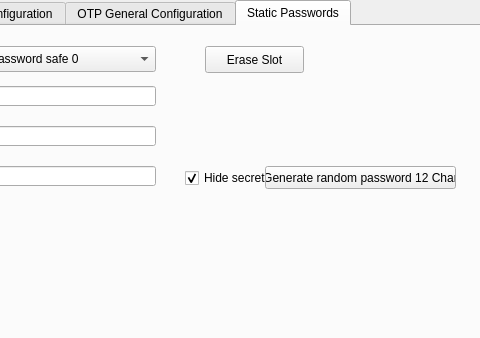
Nitrokey/nitrokey-app, file mainwindow.ui: the form before one commit; both pictures show x 157 to 637 and y 0 to 338 of the 637 by 550 pixel window.
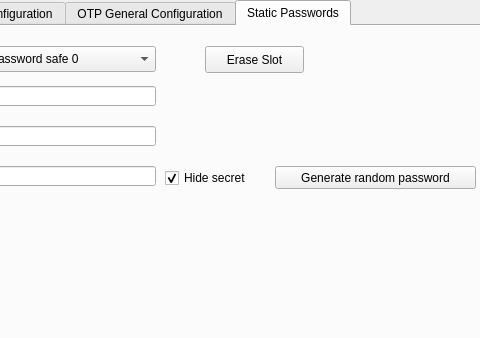
The form after the commit. The open tabs and pages were chosen to show the change. Icons and pictures are not drawn.

Commit message: Pre 0.7b Bugfix - Remove '§' from linux password char space

The edit to the form file:
```diff
--- a/mainwindow.ui
+++ b/mainwindow.ui
@@ -1168,7 +1168,7 @@
       </property>
       <property name="geometry">
        <rect>
-        <x>340</x>
+        <x>320</x>
         <y>140</y>
         <width>111</width>
         <height>24</height>
@@ -1184,14 +1184,14 @@
      <widget class="QPushButton" name="PWS_ButtonCreatePW">
       <property name="geometry">
        <rect>
-        <x>420</x>
+        <x>430</x>
         <y>140</y>
-        <width>191</width>
+        <width>201</width>
         <height>23</height>
        </rect>
       </property>
       <property name="text">
-       <string>Generate random password 12 Char</string>
+       <string>Generate random password</string>
       </property>
      </widget>
     </widget>
```
Left out of the diff: 2 changed lines with no effect on the pictures. The commit also changes 3 other files.
